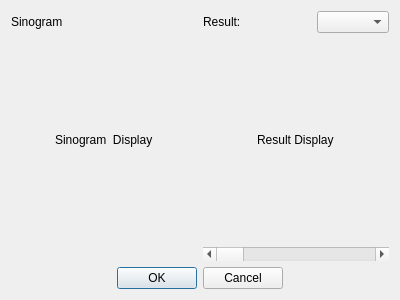
The window that resultdialog.ui (phreer/spect-recon-ui-new) describes before a commit, drawn with Qt 5.
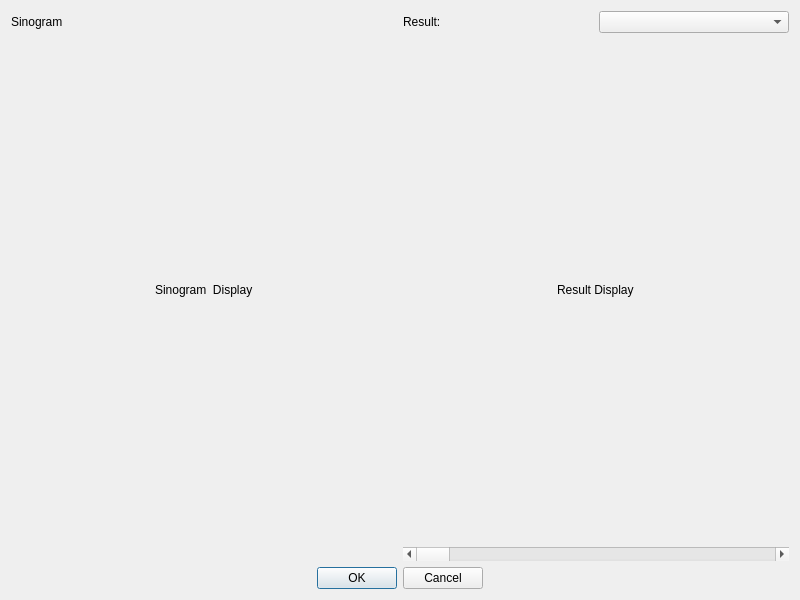
The same window after the commit.

The edit to the form file:
```diff
--- a/resultdialog.ui
+++ b/resultdialog.ui
@@ -6,8 +6,8 @@
    <rect>
     <x>0</x>
     <y>0</y>
-    <width>400</width>
-    <height>300</height>
+    <width>800</width>
+    <height>600</height>
    </rect>
   </property>
   <property name="windowTitle">
@@ -27,7 +27,7 @@
        <item>
         <widget class="QLabel" name="labelSinogram">
          <property name="sizePolicy">
-          <sizepolicy hsizetype="Preferred" vsizetype="Fixed">
+          <sizepolicy hsizetype="Preferred" vsizetype="Maximum">
            <horstretch>0</horstretch>
            <verstretch>0</verstretch>
           </sizepolicy>
@@ -56,7 +56,7 @@
      <item row="0" column="1">
       <layout class="QHBoxLayout" name="horizontalLayout_3">
        <property name="spacing">
-        <number>-1</number>
+        <number>6</number>
        </property>
        <property name="sizeConstraint">
         <enum>QLayout::SetMinimumSize</enum>
@@ -64,7 +64,7 @@
        <item>
         <widget class="QLabel" name="labelResult">
          <property name="sizePolicy">
-          <sizepolicy hsizetype="Preferred" vsizetype="Fixed">
+          <sizepolicy hsizetype="Preferred" vsizetype="Maximum">
            <horstretch>0</horstretch>
            <verstretch>0</verstretch>
           </sizepolicy>
@@ -77,7 +77,7 @@
        <item>
         <widget class="QComboBox" name="comboBoxResultIndex">
          <property name="sizePolicy">
-          <sizepolicy hsizetype="Fixed" vsizetype="Fixed">
+          <sizepolicy hsizetype="Preferred" vsizetype="Maximum">
            <horstretch>0</horstretch>
            <verstretch>0</verstretch>
           </sizepolicy>
```
